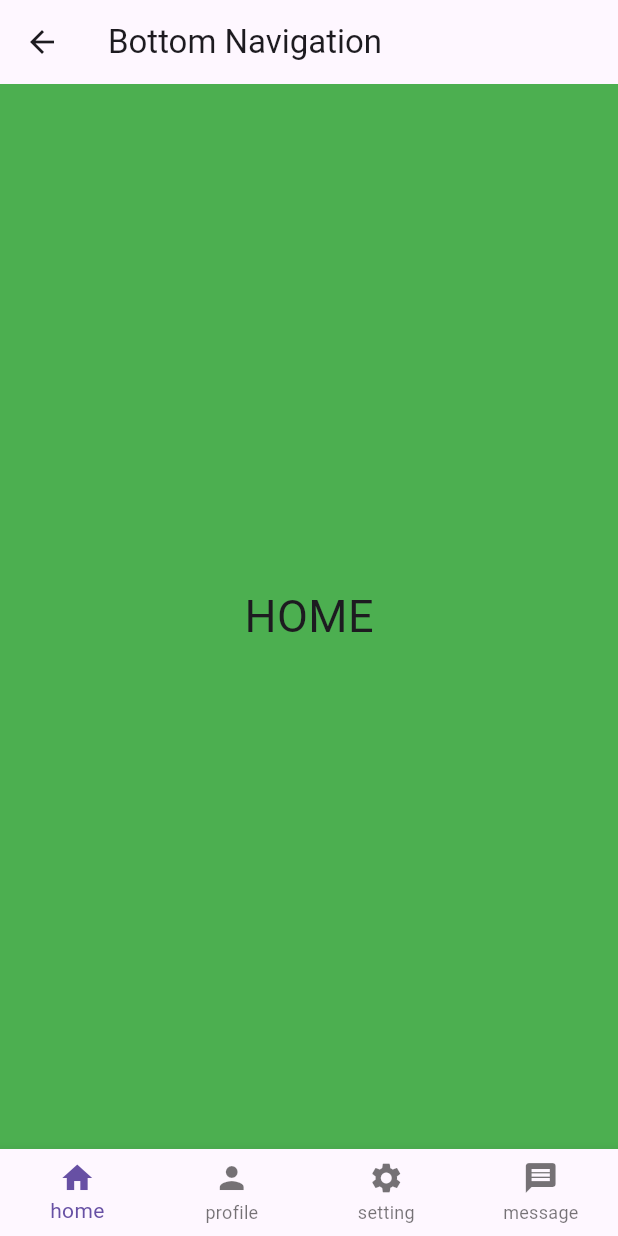
After one commit to sumitjr3/widgets_flutter, a Flutter app: the BottomNavigationView screen opened by its route, on a phone screen of 412 x 824 dp. The commit adds this screen. Run offline on Flutter 3.47's test engine with Material 3 defaults, Android fonts, the phone set to English and light mode, and no system bars.

Commit message:
bottom navigation added

```diff
--- a/lib/constants/routes.dart
+++ b/lib/constants/routes.dart
@@ -1,3 +1,4 @@
+import 'package:flutter/material.dart';
 import 'package:widgets_flutter/views/ListView/staticList.dart';
 import 'package:widgets_flutter/views/appbarView.dart';
 import 'package:widgets_flutter/views/buttonView.dart';
@@ -19,3 +20,4 @@ const imageViewRoute = '/image view/';
 const buttonViewRoute = '/button view/';
 const textfieldViewRoute = '/textfield/';
 const appbarViewRoute = '/appbar/';
+const BottomNavigationBarRoute = '/bottom navigation/';
--- a/lib/main.dart
+++ b/lib/main.dart
@@ -85,6 +85,7 @@ import 'package:widgets_flutter/views/ListView/staticList.dart';
 import 'package:widgets_flutter/views/RowsAndColumn.dart';
 import 'package:widgets_flutter/views/Text.dart';
 import 'package:widgets_flutter/views/appbarView.dart';
+import 'package:widgets_flutter/views/bottomNavigationView.dart';
 import 'package:widgets_flutter/views/buttonView.dart';
 import 'package:widgets_flutter/views/cardview/cardView.dart';
 import 'package:widgets_flutter/views/cardview/cardinlist.dart';
@@ -118,6 +119,7 @@ void main() async {
       buttonViewRoute: (context) => const buttonView(),
       textfieldViewRoute: (context) => const textfieldView(),
       appbarViewRoute: (context) => const appbarView(),
+      BottomNavigationBarRoute: (context) => const BottomNavigationView(),
     },
   ));
 }
@@ -206,6 +208,9 @@ class _HomePageState extends State<HomePage> {
               if (item[index] == 'AppBar' || item[index] == 'Drawer') {
                 Navigator.of(context).pushNamed(appbarViewRoute);
               }
+              if (item[index] == 'Bottom Navigation Bar') {
+                Navigator.of(context).pushNamed(BottomNavigationBarRoute);
+              }
             },
           );
         },
--- /dev/null
+++ b/lib/views/bottomNavigationView.dart
@@ -0,0 +1,52 @@
+import 'package:flutter/material.dart';
+import 'package:widgets_flutter/main.dart';
+import 'package:widgets_flutter/views/pages/homePage.dart';
+import 'package:widgets_flutter/views/pages/messagePage.dart';
+import 'package:widgets_flutter/views/pages/profilePage.dart';
+import 'package:widgets_flutter/views/pages/settingPage.dart';
+
+class BottomNavigationView extends StatefulWidget {
+  const BottomNavigationView({super.key});
+
+  @override
+  State<BottomNavigationView> createState() => _BottomNavigationViewState();
+}
+
+class _BottomNavigationViewState extends State<BottomNavigationView> {
+  int _selectedIndex = 0;
+
+  void _navigateBottomBar(int index) {
+    setState(() {
+      _selectedIndex = index;
+    });
+  }
+
+  final List<Widget> _pages = [
+    HomePages(),
+    profilePage(),
+    settingPage(),
+    messagePage()
+  ];
+
+  @override
+  Widget build(BuildContext context) {
+    return Scaffold(
+      appBar: AppBar(
+        title: const Text('Bottom Navigation'),
+      ),
+      body: _pages[_selectedIndex],
+      bottomNavigationBar: BottomNavigationBar(
+        items: const [
+          BottomNavigationBarItem(icon: Icon(Icons.home), label: 'home'),
+          BottomNavigationBarItem(icon: Icon(Icons.person), label: 'profile'),
+          BottomNavigationBarItem(icon: Icon(Icons.settings), label: 'setting'),
+          BottomNavigationBarItem(icon: Icon(Icons.message), label: 'message'),
+        ],
+        onTap: _navigateBottomBar,
+        currentIndex: _selectedIndex,
+        type: BottomNavigationBarType
+            .fixed, //if more than 3 items is used in bottom navigation then use this property
+      ),
+    );
+  }
+}
--- /dev/null
+++ b/lib/views/pages/homePage.dart
@@ -0,0 +1,23 @@
+import 'package:flutter/material.dart';
+
+class HomePages extends StatefulWidget {
+  const HomePages({super.key});
+
+  @override
+  State<HomePages> createState() => _HomePagesState();
+}
+
+class _HomePagesState extends State<HomePages> {
+  @override
+  Widget build(BuildContext context) {
+    return const Scaffold(
+      backgroundColor: Colors.green,
+      body: Center(
+        child: Text(
+          'HOME',
+          style: TextStyle(fontSize: 30),
+        ),
+      ),
+    );
+  }
+}
```
Also changed, not shown: lib/views/pages/messagePage.dart (added, +23 -0 lines), lib/views/pages/profilePage.dart (added, +23 -0 lines), lib/views/pages/settingPage.dart (added, +23 -0 lines).
